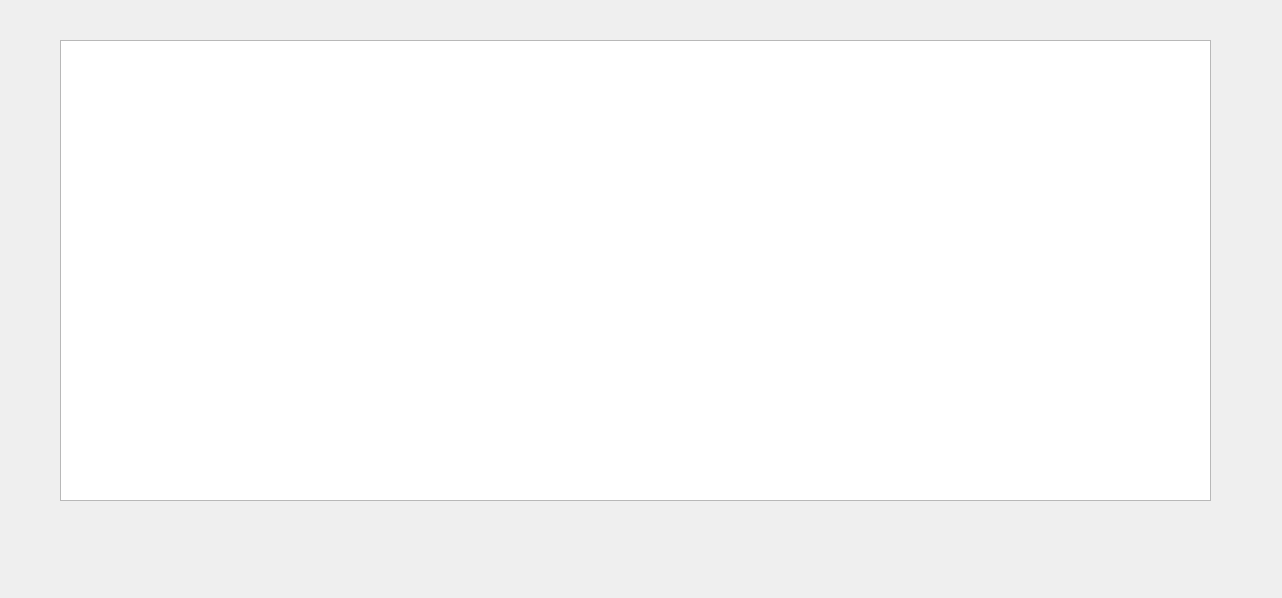
Above: general.ui from belakovi/beosztaskezelo before the change. Below: the same form after it.
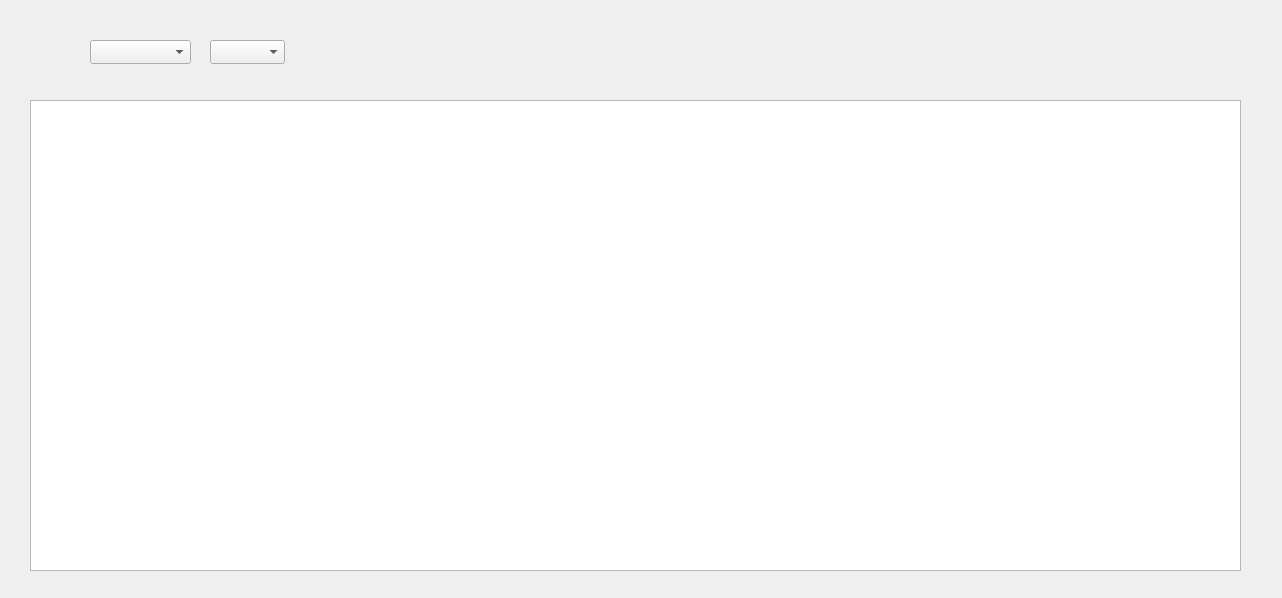
That is the form after the change.

```diff
--- a/general.ui
+++ b/general.ui
@@ -16,11 +16,57 @@
   <widget class="QTableView" name="beosztas">
    <property name="geometry">
     <rect>
-     <x>60</x>
+     <x>30</x>
+     <y>100</y>
+     <width>1211</width>
+     <height>471</height>
+    </rect>
+   </property>
+   <property name="font">
+    <font>
+     <pointsize>9</pointsize>
+     <weight>50</weight>
+     <bold>false</bold>
+    </font>
+   </property>
+   <property name="editTriggers">
+    <set>QAbstractItemView::NoEditTriggers</set>
+   </property>
+  </widget>
+  <widget class="QComboBox" name="Honap">
+   <property name="geometry">
+    <rect>
+     <x>90</x>
      <y>40</y>
-     <width>1151</width>
-     <height>461</height>
+     <width>101</width>
+     <height>24</height>
     </rect>
+   </property>
+   <property name="font">
+    <font>
+     <family>Arial</family>
+     <pointsize>12</pointsize>
+     <weight>75</weight>
+     <bold>true</bold>
+    </font>
+   </property>
+  </widget>
+  <widget class="QComboBox" name="Ev">
+   <property name="geometry">
+    <rect>
+     <x>210</x>
+     <y>40</y>
+     <width>75</width>
+     <height>24</height>
+    </rect>
+   </property>
+   <property name="font">
+    <font>
+     <family>Arial</family>
+     <pointsize>12</pointsize>
+     <weight>75</weight>
+     <bold>true</bold>
+    </font>
    </property>
   </widget>
  </widget>
```
Left out of the diff: 4 changed lines with no effect on the pictures.
